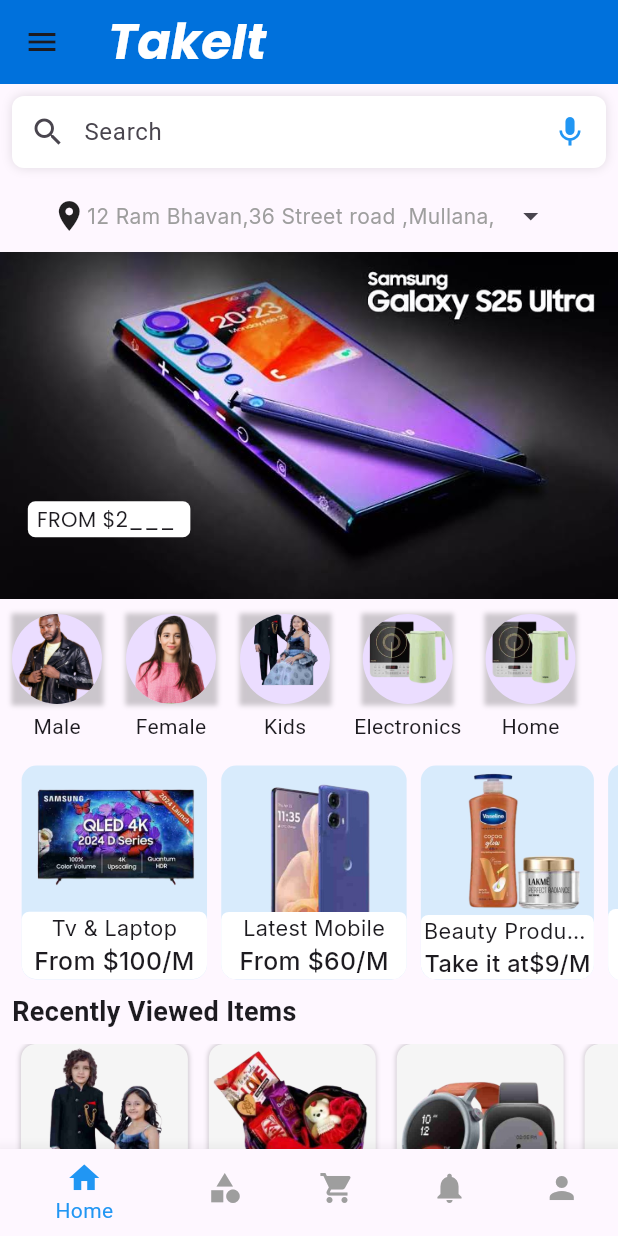
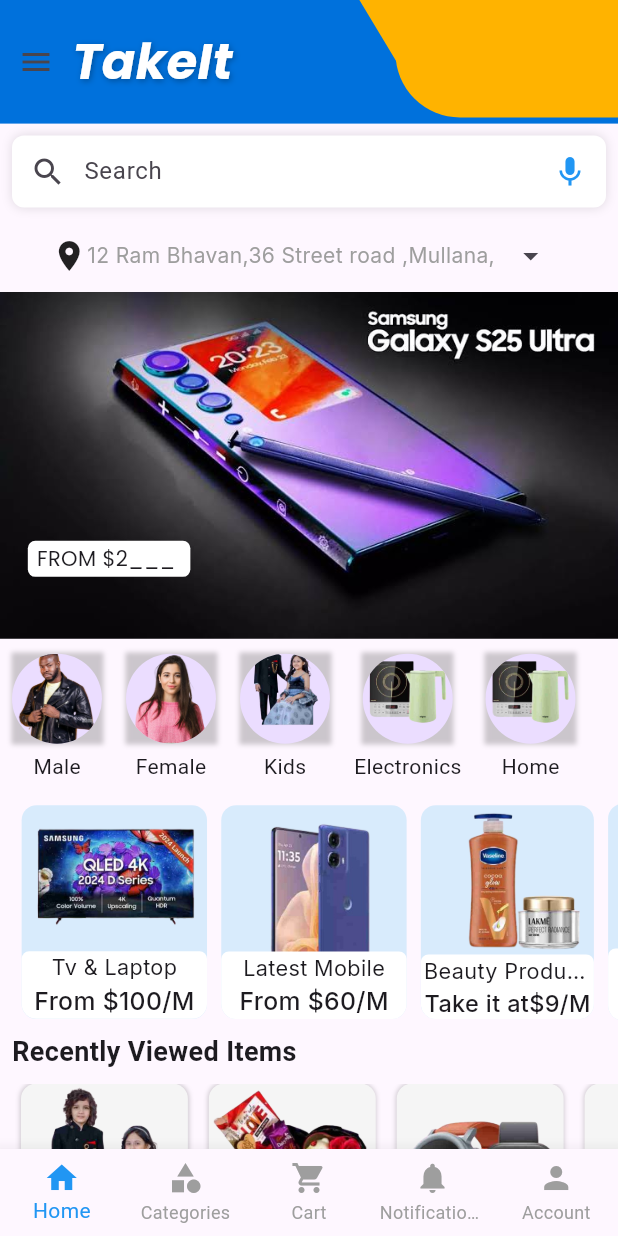
Before and after one commit to kartikkumarofficial/TakeIt, a Flutter app: the DashboardScreen screen opened directly, after a tap on the "arrow drop down" icon, on a phone screen of 412 x 824 dp. Run offline on Flutter 3.47's test engine with Material 3 defaults, Android fonts, the phone set to English and light mode, and no system bars; our stand-ins replace animate_do, firebase_auth, firebase_core, font_awesome_flutter, get, google_fonts and 1 more; accounts and stored records are empty.

Commit message:
wallet background

```diff
--- a/lib/pages/dashboard.dart
+++ b/lib/pages/dashboard.dart
@@ -1,7 +1,10 @@
 import 'dart:ui';
 import 'package:TakeIt/pages/onboarding.dart';
+import 'package:TakeIt/widgets/Drawer.dart';
 import 'package:TakeIt/widgets/RotatedContainer.dart';
 import 'package:TakeIt/widgets/SlidingImageCard.dart';
+// import 'package:TakeIt/widgets/leftdrawer.dart';
+import 'package:TakeIt/widgets/walletcard.dart';
 import 'package:flutter/material.dart';
 import 'package:get/get.dart';
 import 'package:google_fonts/google_fonts.dart';
@@ -17,6 +20,7 @@ class DashboardScreen extends StatefulWidget {
 }
 
 class _DashboardScreenState extends State<DashboardScreen> {
+  final GlobalKey<ScaffoldState> _scaffoldKey = GlobalKey<ScaffoldState>();
   late AnimationController _controller;
   late Animation<double> _animation;
   String location = '12 Ram Bhavan,36 Street road ,Mullana,';
@@ -32,135 +36,38 @@ class _DashboardScreenState extends State<DashboardScreen> {
   @override
   Widget build(BuildContext context) {
     return Scaffold(
-      drawer: Container(
-        decoration: BoxDecoration(
-          color: Colors.white,
-              borderRadius: BorderRadius.circular(8)
-        ),
-        height: Get.height * 1,
-        width: Get.width * 0.65,
-        // color: Colors.white,
-        alignment: Alignment.topLeft,
-        child: ListView(
-          children: [
-            ListTile(
-              leading: CircleAvatar(
-                child: ClipOval(
-                  // clipBehavior: Clip.,
-                  child: Image.asset('assets/images/profileman.jpeg' ),
-                ),
-              ),
-              title: Text('Carter Sam',style: GoogleFonts.poppins(
-                fontSize: Get.width*0.045
-              ),),
-              subtitle: Text('+91 9876543211',style: GoogleFonts.poppins(color: Colors.grey,fontSize: Get.width*0.033),),
-            ),
-            Padding(
-              padding: EdgeInsets.only(right: Get.width*0.18,left: Get.width*0.05),
-              child: Divider(
-              thickness: 1.2  ,
 
-              ),
-            ),
-            ListTile(
-              title: Padding(
-                padding: EdgeInsets.only(left: 8.0),
-                child: Text('Edit Profile',style: GoogleFonts.poppins(fontSize: Get.width*0.04),),
-              ),
-              onTap: (){},
-            ),
-            ListTile(
-              title: Padding(
-                padding: EdgeInsets.only(left: 8.0),
-                child: Text('Refer and Earn',style: GoogleFonts.poppins(fontSize: Get.width*0.04),),
-              ),
-              onTap: (){},
-            ),
-            ListTile(
-              title: Padding(
-                padding: EdgeInsets.only(left: 8.0),
-                child: Text('Coupons',style: GoogleFonts.poppins(fontSize: Get.width*0.04),),
-              ),
-              onTap: (){},
-            ),
-            ListTile(
-              title: Padding(
-                padding: EdgeInsets.only(left: 8.0),
-                child: Text('My Orders',style: GoogleFonts.poppins(fontSize: Get.width*0.04),),
-              ),
-              onTap: (){},
-            ),
-            ListTile(
-              title: Padding(
-                padding: EdgeInsets.only(left: 8.0),
-                child: Text('Wishlist',style: GoogleFonts.poppins(fontSize: Get.width*0.04),),
-              ),
-              onTap: (){},
-            ),
-            ListTile(
-              title: Padding(
-                padding: EdgeInsets.only(left: 8.0),
-                child: Text('Wallet',style: GoogleFonts.poppins(fontSize: Get.width*0.04),),
-              ),
-              onTap: (){},
-            ),
-            ListTile(
-              title: Padding(
-                padding: EdgeInsets.only(left: 8.0),
-                child: Text('Reviews',style: GoogleFonts.poppins(fontSize: Get.width*0.04),),
-              ),
-              onTap: (){},
-            ),
-            ListTile(
-              title: Padding(
-                padding: EdgeInsets.only(left: 8.0),
-                child: Text('Questions and Answers',style: GoogleFonts.poppins(fontSize: Get.width*0.04),),
-              ),
-              onTap: (){},
-            ),
-            Padding(
-              padding:  EdgeInsets.only(
-                top: Get.width*0.55,
-                  left: Get.width*0.033,
-                  right: Get.width*0.033,
+      key: _scaffoldKey,
 
-              ),
-              child: Container(
-                width: Get.width*0.8,
-                height: Get.width*0.091,
-                child: Hero(tag: 'google',
-                  child: ElevatedButton(
 
-                      onPressed: (){
-                        Get.to(SignUpScreen());
-                      },
-                      style: ElevatedButton.styleFrom(
-                          backgroundColor: Colors.black,
-                          shadowColor: Colors.black,
-                          elevation: 8,
-                          shape: RoundedRectangleBorder(
-                              borderRadius: BorderRadius.circular(5)
-                          )
+      drawer: dashboarddrawer().DashboardDrawer(),
 
+      bottomNavigationBar: BottomNavBar(
+        selectedIndex: _selectedIndex,
+        onItemTapped: _onItemTapped,
       ),
 
-                      child:Text('Log Out'.tr,style: GoogleFonts.poppins(
-                          fontWeight: FontWeight.w500,
-                          fontSize: Get.width*0.045,
-                          color: Colors.white
-                      ),) ),
-                ),
-              ),
-            )
 
 
-          ],
+      body: SingleChildScrollView(
+        child: Column(
+          crossAxisAlignment: CrossAxisAlignment.start,
+          children: [
+            Stack(
+              children: [
+
+                Container(
+                  height: Get.height*0.1,
+                  decoration: BoxDecoration(
+                      color: Color.fromRGBO(0, 113, 220, 1.0),
                   ),
-      ),
-      appBar: AppBar(
-        backgroundColor: Color.fromRGBO(0, 113, 220, 1.0),
-        // leading: IconButton(onPressed: (){}, icon: Icon(,color: Colors.white,)),
-        title: Hero(
+                  child: Row(children: [
+                    IconButton(onPressed: (){
+                      _scaffoldKey.currentState?.openDrawer(); // Ope
+                    },
+                        icon: Icon(Icons.menu)),
+
+                    Hero(
                       tag: 'takeit',
                       flightShuttleBuilder: (flightContext, animation, flightDirection, fromHeroContext, toHeroContext) {
                         return AnimatedBuilder(
@@ -181,22 +88,52 @@ class _DashboardScreenState extends State<DashboardScreen> {
                       child: Text(
                         "TakeIt",
                         style: GoogleFonts.poppins(
+                          shadows: [
+                            BoxShadow(
+                                color: Colors.black.withOpacity(0.3),
+                                blurRadius: 5,
+                                spreadRadius: 5,
+                                offset: Offset(1,1)
+                            )
+                          ],
                           fontSize: Get.width * 0.08, // Original size
-              fontWeight: FontWeight.bold,
+                          fontWeight: FontWeight.w600,
                           color: Colors.white,
                           fontStyle: FontStyle.italic,
                         ),
                       ),
                     ),
+
+
+
+
+                  ],),
                 ),
-      bottomNavigationBar: BottomNavBar(
-        selectedIndex: _selectedIndex,
-        onItemTapped: _onItemTapped,
+                Positioned(
+                  right: -Get.width*0.04,
+                    top: -Get.width*0.01,
+
+                    child: Container(
+                      height: Get.width*0.2,
+                      width: Get.width*0.4,
+
+                      decoration: BoxDecoration(
+                          color: Color.fromRGBO(255, 179, 0, 1),
+                          borderRadius: BorderRadius.only(bottomLeft: Radius.circular(42.9))
                       ),
-      body: SingleChildScrollView(
-        child: Column(
-          crossAxisAlignment: CrossAxisAlignment.start,
-          children: [
+
+
+                    )),
+                Positioned(
+                  right: Get.width*0.333,
+                  top: -Get.width*0.1,
+                  child: CustomPaint(
+                    size: Size(100, 100), // Adjust the size
+                    painter: RightAngleTopRightTriangle(),
+                  ),
+                ),
+              ],
+            ),
             Padding(
               padding: const EdgeInsets.all(8.0),
               child: Container(
@@ -225,16 +162,22 @@ class _DashboardScreenState extends State<DashboardScreen> {
                 ),
               ),
             ),
+
             Row(
               mainAxisAlignment: MainAxisAlignment.center,
               children: [
-              Icon(Icons.location_on),
+              InkWell(
+                // onTap: (){ Get.to(TrianglePainter());}
+                child: Icon(Icons.location_on)),
                 Text('12 Ram Bhavan,36 Street road ,Mullana,',style: GoogleFonts.inter(color: Colors.grey),overflow: TextOverflow.ellipsis,),
-                IconButton(onPressed: (){}, icon: Icon(Icons.arrow_drop_down_sharp))
+                IconButton(onPressed: (){
+                  // Get.to(HomeScreen());
+                }, icon: Icon (Icons.arrow_drop_down_sharp))
             ],),
             // SlidingImageCard(),
             Stack(
               children: [
+
                 ClipRRect(
                   // borderRadius: BorderRadius.circular(10),
                   child: Image.asset(
@@ -743,6 +686,7 @@ class _DashboardScreenState extends State<DashboardScreen> {
               child: Text("Recently Viewed Items", style: TextStyle(fontSize: 18, fontWeight: FontWeight.bold)),
             ),
 
+
             SizedBox(
               // height: 120,
               child: SingleChildScrollView(
--- /dev/null
+++ b/lib/widgets/Drawer.dart
@@ -0,0 +1,134 @@
+import 'package:TakeIt/pages/auth/signup.dart';
+import 'package:flutter/material.dart';
+import 'package:get/get.dart';
+import 'package:google_fonts/google_fonts.dart';
+
+class dashboarddrawer{
+  DashboardDrawer(){
+    Container(
+      decoration: BoxDecoration(
+          color: Colors.white,
+          borderRadius: BorderRadius.circular(8)
+      ),
+      height: Get.height * 1,
+      width: Get.width * 0.65,
+      // color: Colors.white,
+      alignment: Alignment.topLeft,
+      child: ListView(
+        children: [
+          ListTile(
+            leading: CircleAvatar(
+              child: ClipOval(
+                // clipBehavior: Clip.,
+                child: Image.asset('assets/images/profileman.jpeg' ),
+              ),
+            ),
+            title: Text('Carter Sam',style: GoogleFonts.poppins(
+                fontSize: Get.width*0.045
+            ),),
+            subtitle: Text('+91 9876543211',style: GoogleFonts.poppins(color: Colors.grey,fontSize: Get.width*0.033),),
+          ),
+          Padding(
+            padding: EdgeInsets.only(right: Get.width*0.18,left: Get.width*0.05),
+            child: Divider(
+              thickness: 1.2  ,
+
+            ),
+          ),
+          ListTile(
+            title: Padding(
+              padding: EdgeInsets.only(left: 8.0),
+              child: Text('Edit Profile',style: GoogleFonts.poppins(fontSize: Get.width*0.04),),
+            ),
+            onTap: (){},
+          ),
+          ListTile(
+            title: Padding(
+              padding: EdgeInsets.only(left: 8.0),
+              child: Text('Refer and Earn',style: GoogleFonts.poppins(fontSize: Get.width*0.04),),
+            ),
+            onTap: (){},
+          ),
+          ListTile(
+            title: Padding(
+              padding: EdgeInsets.only(left: 8.0),
+              child: Text('Coupons',style: GoogleFonts.poppins(fontSize: Get.width*0.04),),
+            ),
+            onTap: (){},
+          ),
+          ListTile(
+            title: Padding(
+              padding: EdgeInsets.only(left: 8.0),
+              child: Text('My Orders',style: GoogleFonts.poppins(fontSize: Get.width*0.04),),
+            ),
+            onTap: (){},
+          ),
+          ListTile(
+            title: Padding(
+              padding: EdgeInsets.only(left: 8.0),
+              child: Text('Wishlist',style: GoogleFonts.poppins(fontSize: Get.width*0.04),),
+            ),
+            onTap: (){},
+          ),
+          ListTile(
+            title: Padding(
+              padding: EdgeInsets.only(left: 8.0),
+              child: Text('Wallet',style: GoogleFonts.poppins(fontSize: Get.width*0.04),),
+            ),
+            onTap: (){},
+          ),
+          ListTile(
+            title: Padding(
+              padding: EdgeInsets.only(left: 8.0),
+              child: Text('Reviews',style: GoogleFonts.poppins(fontSize: Get.width*0.04),),
+            ),
+            onTap: (){},
+          ),
+          ListTile(
+            title: Padding(
+              padding: EdgeInsets.only(left: 8.0),
+              child: Text('Questions and Answers',style: GoogleFonts.poppins(fontSize: Get.width*0.04),),
+            ),
+            onTap: (){},
+          ),
+          Padding(
+            padding:  EdgeInsets.only(
+              top: Get.width*0.55,
+              left: Get.width*0.033,
+              right: Get.width*0.033,
+
+            ),
+            child: Container(
+              width: Get.width*0.8,
+              height: Get.width*0.091,
+              child: Hero(tag: 'google',
+                child: ElevatedButton(
+
+                    onPressed: (){
+                      Get.to(SignUpScreen());
+                    },
+                    style: ElevatedButton.styleFrom(
+                        backgroundColor: Colors.black,
+                        shadowColor: Colors.black,
+                        elevation: 8,
+                        shape: RoundedRectangleBorder(
+                            borderRadius: BorderRadius.circular(5)
+                        )
+
+                    ),
+
+                    child:Text('Log Out'.tr,style: GoogleFonts.poppins(
+                        fontWeight: FontWeight.w500,
+                        fontSize: Get.width*0.045,
+                        color: Colors.white
+                    ),) ),
+              ),
+            ),
+          )
+
+
+        ],
+      )
+    );
+  }
+}
--- a/lib/widgets/bottomnavigationbar.dart
+++ b/lib/widgets/bottomnavigationbar.dart
@@ -10,7 +10,7 @@ class BottomNavBar extends StatelessWidget {
   Widget build(BuildContext context) {
     return BottomNavigationBar(
       elevation: 10,
-      // type: BottomNavigationBarType.fixed,
+      type: BottomNavigationBarType.fixed,
       currentIndex: selectedIndex,
       onTap: onItemTapped,
       selectedItemColor: Colors.blue,
--- /dev/null
+++ b/lib/widgets/walletcard.dart
@@ -0,0 +1,21 @@
+import 'package:flutter/material.dart';
+
+class RightAngleTopRightTriangle extends CustomPainter {
+  @override
+  void paint(Canvas canvas, Size size) {
+    var paint = Paint()
+      ..color = Color.fromRGBO(255, 179, 0, 1) // Orange color
+      ..style = PaintingStyle.fill;
+
+    var path = Path();
+    path.moveTo(size.width, 0); // Top-right corner (Right angle)
+    path.lineTo(40, 0); // Top-left corner
+    path.lineTo(size.width, 99.7); // Bottom-right corner
+    path.close(); // Complete the triangle
+
+    canvas.drawPath(path, paint);
+  }
+
+  @override
+  bool shouldRepaint(CustomPainter oldDelegate) => false;
+}
```
Lines whose indentation alone changed are shown as unchanged.
